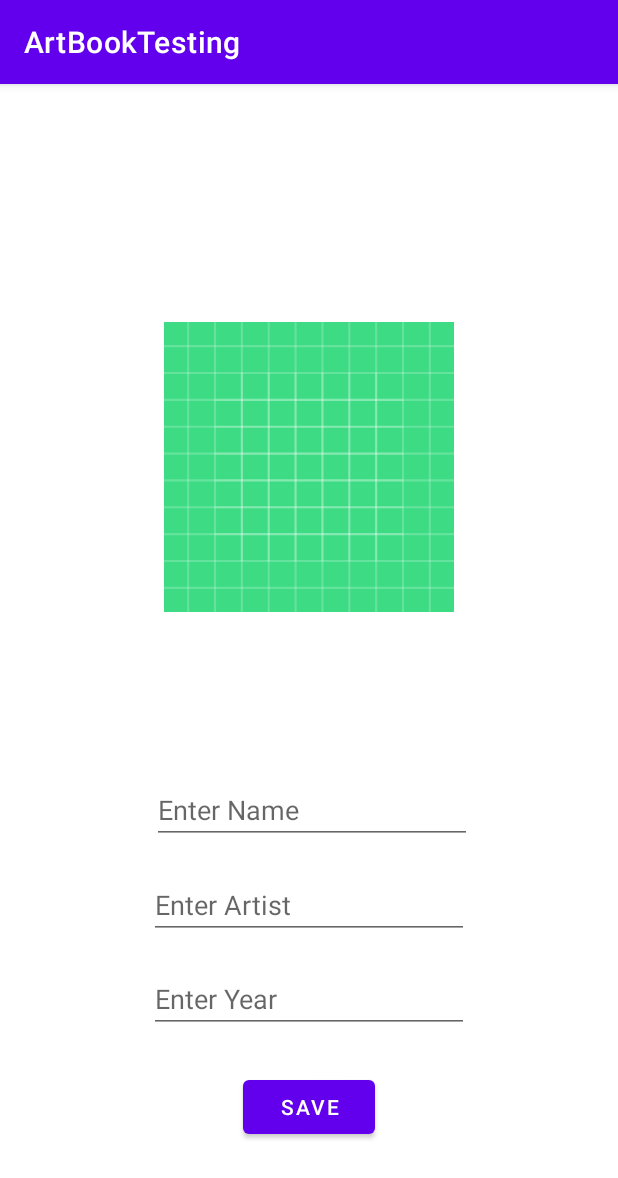
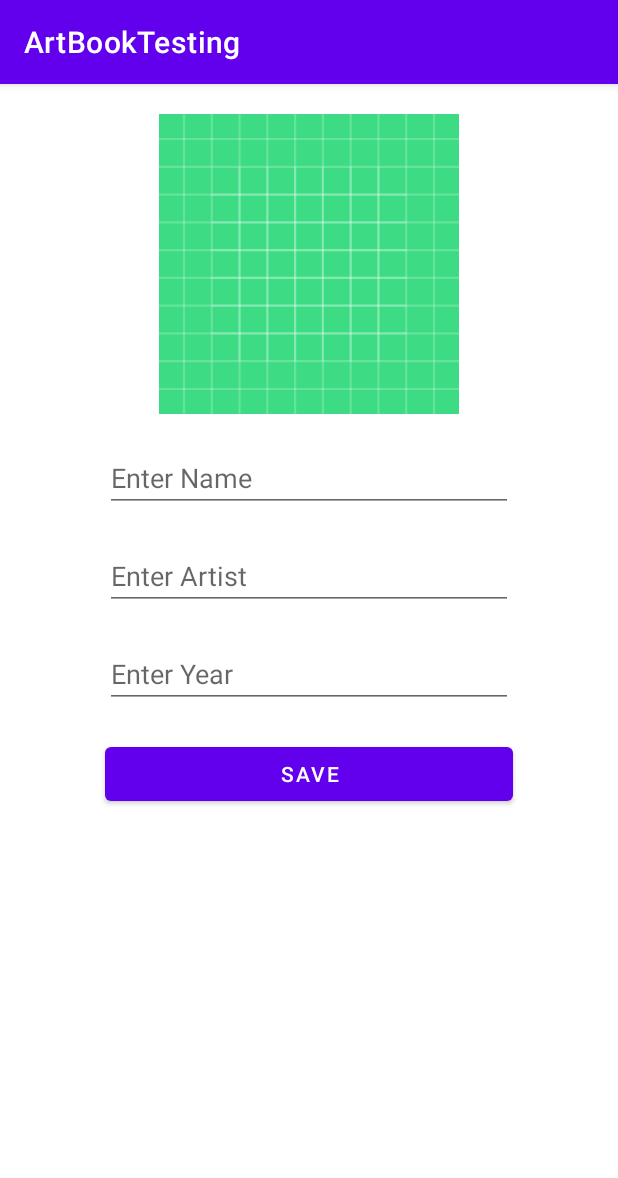
Before and after one commit to emreustaa/AndroidTestingProject, an Android app: the ArtDetailsFragment screen opened through its navigation route, on a phone screen of 412 x 824 dp. Shown: the top 1178 px of the screen. Run offline under Robolectric (Android 15) with nearby library versions, the phone set to English and light mode, and no system bars; our stand-ins replace Dagger/Hilt's generated code; pictures from the network do not load.

Commit message:
App completed and prepared for testing

```diff
--- a/ArtBookTesting/app/src/main/java/com/example/artbooktesting/adapter/ImageRecyclerAdapter.kt
+++ b/ArtBookTesting/app/src/main/java/com/example/artbooktesting/adapter/ImageRecyclerAdapter.kt
@@ -50,7 +50,7 @@ class ImageRecyclerAdapter @Inject constructor(val glide: RequestManager) :
         val url = images[position]
         holder.itemView.apply {
             glide.load(url).into(imageView)
-            setOnItemClickListener {
+            setOnClickListener {
                 onItemClickListener?.let {
                     it(url)
                 }
--- a/ArtBookTesting/app/src/main/java/com/example/artbooktesting/view/ArtDetailsFragment.kt
+++ b/ArtBookTesting/app/src/main/java/com/example/artbooktesting/view/ArtDetailsFragment.kt
@@ -2,12 +2,17 @@ package com.example.artbooktesting.view
 
 import android.os.Bundle
 import android.view.View
+import android.widget.Toast
 import androidx.activity.OnBackPressedCallback
 import androidx.fragment.app.Fragment
+import androidx.lifecycle.Observer
+import androidx.lifecycle.ViewModelProvider
 import androidx.navigation.fragment.findNavController
 import com.bumptech.glide.RequestManager
 import com.example.artbooktesting.R
 import com.example.artbooktesting.databinding.FragmentArtDetailsBinding
+import com.example.artbooktesting.util.Status
+import com.example.artbooktesting.viewmodel.ArtViewModel
 import javax.inject.Inject
 
 class ArtDetailsFragment @Inject constructor(private val glide: RequestManager) :
@@ -15,12 +20,17 @@ class ArtDetailsFragment @Inject constructor(private val glide: RequestManager)
 
     private var fragmentBinding: FragmentArtDetailsBinding? = null
 
+    lateinit var viewModel: ArtViewModel
     override fun onViewCreated(view: View, savedInstanceState: Bundle?) {
         super.onViewCreated(view, savedInstanceState)
 
         val binding = FragmentArtDetailsBinding.bind(view)
 
         fragmentBinding = binding
+
+        viewModel = ViewModelProvider(requireActivity()).get(ArtViewModel::class.java)
+
+
 
         binding.ivArt.setOnClickListener {
             findNavController().navigate(ArtDetailsFragmentDirections.actionArtDetailsFragmentToImageApiFragment())
@@ -33,6 +43,41 @@ class ArtDetailsFragment @Inject constructor(private val glide: RequestManager)
         }
 
         requireActivity().onBackPressedDispatcher.addCallback(callback)
+
+        binding.buttonSave.setOnClickListener {
+            viewModel.makeArt(
+                name = binding.etNameText.text.toString(),
+                artistName = binding.etArtistText.text.toString(),
+                year = binding.etYearText.text.toString()
+            )
+        }
+        subscribeToObservers()
+    }
+
+    private fun subscribeToObservers() {
+        viewModel.selectedImageUrl.observe(viewLifecycleOwner, Observer { url ->
+            fragmentBinding?.let {
+                glide.load(url).into(it.ivArt)
+            }
+        })
+
+        viewModel.insertArtMessage.observe(viewLifecycleOwner, Observer {
+            when (it.status) {
+                Status.SUCCESS -> {
+                    Toast.makeText(requireContext(), "Success", Toast.LENGTH_LONG).show()
+                    findNavController().popBackStack()
+                    viewModel.resetInsertArtMsg()
+                }
+                Status.ERROR -> {
+                    Toast.makeText(requireContext(), it.message ?: "Error", Toast.LENGTH_LONG)
+                        .show()
+                }
+
+                Status.LOADING -> {
+
+                }
+            }
+        })
     }
 
     override fun onDestroyView() {
--- a/ArtBookTesting/app/src/main/java/com/example/artbooktesting/view/MainActivity.kt
+++ b/ArtBookTesting/app/src/main/java/com/example/artbooktesting/view/MainActivity.kt
@@ -2,6 +2,7 @@ package com.example.artbooktesting.view
 
 import androidx.appcompat.app.AppCompatActivity
 import android.os.Bundle
+import android.view.WindowManager
 import androidx.fragment.app.FragmentFactory
 import com.example.artbooktesting.R
 import dagger.hilt.android.AndroidEntryPoint
@@ -15,6 +16,7 @@ class MainActivity : AppCompatActivity() {
     override fun onCreate(savedInstanceState: Bundle?) {
         super.onCreate(savedInstanceState)
 
+        window.setSoftInputMode(WindowManager.LayoutParams.SOFT_INPUT_ADJUST_PAN)
         supportFragmentManager.fragmentFactory = fragmentFactory
         setContentView(R.layout.activity_main)
     }
--- a/ArtBookTesting/app/src/main/res/layout/fragment_art_details.xml
+++ b/ArtBookTesting/app/src/main/res/layout/fragment_art_details.xml
@@ -1,71 +1,62 @@
 <?xml version="1.0" encoding="utf-8"?>
-<androidx.constraintlayout.widget.ConstraintLayout xmlns:android="http://schemas.android.com/apk/res/android"
+<LinearLayout xmlns:android="http://schemas.android.com/apk/res/android"
     xmlns:app="http://schemas.android.com/apk/res-auto"
     xmlns:tools="http://schemas.android.com/tools"
     android:layout_width="match_parent"
-    android:layout_height="match_parent">
+    android:layout_height="match_parent"
+    android:orientation="vertical">
 
 
     <ImageView
         android:id="@+id/ivArt"
-        android:layout_width="193dp"
-        android:layout_height="0dp"
-        android:layout_marginTop="77dp"
-        android:layout_marginBottom="28dp"
-        app:layout_constraintBottom_toTopOf="@+id/etNameText"
-        app:layout_constraintEnd_toEndOf="parent"
-        app:layout_constraintStart_toStartOf="parent"
-        app:layout_constraintTop_toTopOf="parent"
+        android:layout_width="300dp"
+        android:layout_height="200dp"
+        android:layout_marginTop="60dp"
+        android:layout_margin="20dp"
+        android:layout_gravity="center"
         app:srcCompat="@drawable/ic_launcher_background" />
 
     <EditText
         android:id="@+id/etNameText"
-        android:layout_width="wrap_content"
+        android:layout_width="match_parent"
         android:layout_height="wrap_content"
-        android:layout_marginStart="2dp"
-        android:layout_marginBottom="18dp"
+        android:layout_marginStart="70dp"
+        android:layout_marginEnd="70dp"
+        android:layout_marginBottom="20dp"
         android:ems="10"
         android:hint="Enter Name"
-        android:inputType="textPersonName"
-        app:layout_constraintBottom_toTopOf="@+id/etArtistText"
-        app:layout_constraintStart_toStartOf="@+id/etArtistText"
-        app:layout_constraintTop_toBottomOf="@+id/ivArt" />
+        android:inputType="textPersonName" />
 
     <EditText
         android:id="@+id/etArtistText"
-        android:layout_width="wrap_content"
+        android:layout_width="match_parent"
         android:layout_height="wrap_content"
-        android:layout_marginBottom="17dp"
+        android:layout_marginStart="70dp"
+        android:layout_marginEnd="70dp"
+        android:layout_marginBottom="20dp"
         android:ems="10"
         android:hint="Enter Artist"
-        android:inputType="textPersonName"
-        app:layout_constraintBottom_toTopOf="@+id/etYearText"
-        app:layout_constraintEnd_toEndOf="parent"
-        app:layout_constraintStart_toStartOf="parent"
-        app:layout_constraintTop_toBottomOf="@+id/etNameText" />
+        android:inputType="textPersonName" />
 
     <EditText
         android:id="@+id/etYearText"
-        android:layout_width="wrap_content"
+        android:layout_width="match_parent"
         android:layout_height="wrap_content"
-        android:layout_marginBottom="25dp"
+        android:layout_marginStart="70dp"
+        android:layout_marginEnd="70dp"
+        android:layout_marginBottom="20dp"
         android:ems="10"
         android:hint="Enter Year"
-        android:inputType="textPersonName"
-        app:layout_constraintBottom_toTopOf="@+id/buttonSave"
-        app:layout_constraintStart_toStartOf="@+id/etArtistText"
-        app:layout_constraintTop_toBottomOf="@+id/etArtistText" />
+        android:inputType="textPersonName" />
 
     <Button
         android:id="@+id/buttonSave"
-        android:layout_width="wrap_content"
+        android:layout_width="match_parent"
         android:layout_height="wrap_content"
+        android:layout_marginStart="70dp"
+        android:layout_marginEnd="70dp"
         android:layout_marginBottom="62dp"
-        android:text="SAVE"
-        app:layout_constraintBottom_toBottomOf="parent"
-        app:layout_constraintEnd_toEndOf="parent"
-        app:layout_constraintStart_toStartOf="parent"
-        app:layout_constraintTop_toBottomOf="@+id/etYearText" />
+        android:text="SAVE" />
 
 
-</androidx.constraintlayout.widget.ConstraintLayout>
+</LinearLayout>
--- a/ArtBookTesting/app/src/main/res/layout/fragment_image_api.xml
+++ b/ArtBookTesting/app/src/main/res/layout/fragment_image_api.xml
@@ -6,7 +6,7 @@
     android:orientation="vertical">
 
     <ProgressBar
-
+        android:id="@+id/pb_image_art"
         android:layout_width="wrap_content"
         android:layout_height="wrap_content"
         android:visibility="gone">
```
Also changed, not shown: ArtBookTesting/app/src/main/java/com/example/artbooktesting/view/ImageApiFragment.kt (+72 -0 lines).
